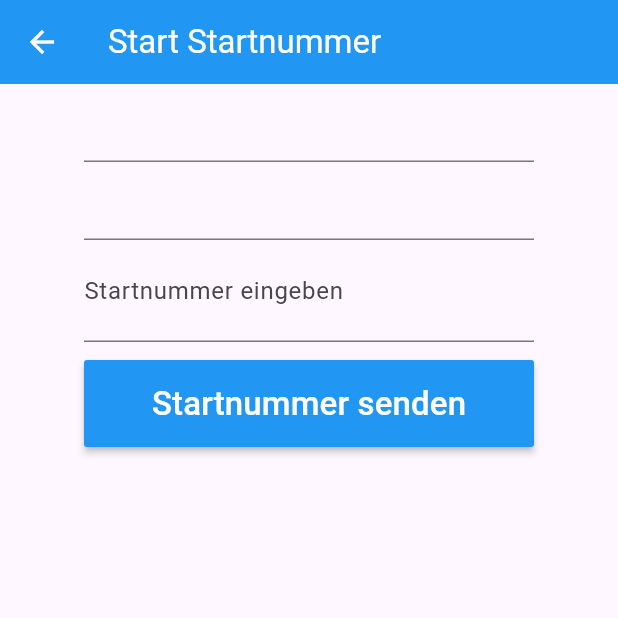
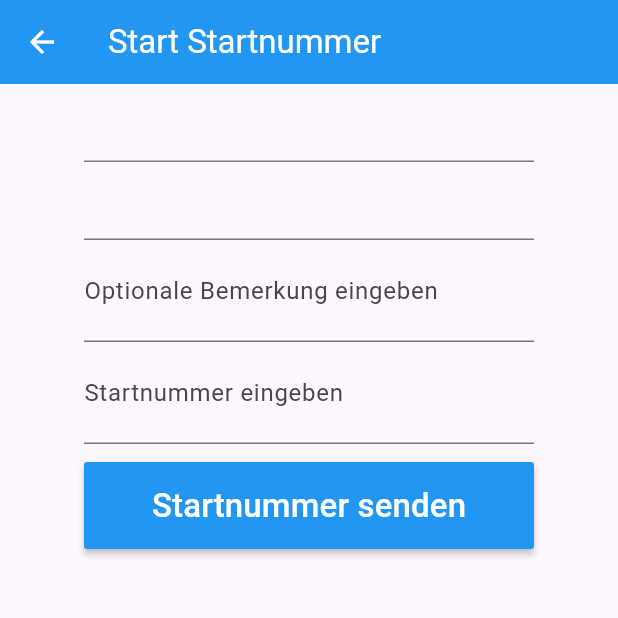
Before and after one commit to filou56/Elzwelle_Start, a Flutter app: the AddPage screen opened directly with empty values, on a phone screen of 412 x 824 dp, the top half of it. Run offline on Flutter 3.47's test engine with Material 3 defaults, Android fonts, the phone set to English and light mode, and no system bars; missing offline and left inert: mqtt_client.

Commit message:
course remarks

```diff
--- a/lib/configs/mqtt_messages.dart
+++ b/lib/configs/mqtt_messages.dart
@@ -7,6 +7,6 @@ const List<String>MQTT_STAMP_NUM_ERROR = ['elzwelle/stopwatch/start/number/akn',
 const List<String>MQTT_STAMP_NUM_PUB   = ['elzwelle/stopwatch/start/number',
                                           'elzwelle/stopwatch/finish/number'];
 
-const MQTT_COURSE_DATa_PUB = 'elzwelle/stopwatch/course/data';
+const MQTT_COURSE_DATA_PUB = 'elzwelle/stopwatch/course/data';
 
 const MQTT_TOPIC = 'elzwelle/stopwatch/#';
--- a/lib/models/timestamp_entity.dart
+++ b/lib/models/timestamp_entity.dart
@@ -1,4 +1,4 @@
-import 'package:intl/intl.dart';
+//import 'package:intl/intl.dart';
 
 class TimestampEntity {
   String time;
--- a/lib/providers/mqtt/mqtt_handler.dart
+++ b/lib/providers/mqtt/mqtt_handler.dart
@@ -66,11 +66,15 @@ class MqttHandler with ChangeNotifier {
     const topic = MQTT_TOPIC;
     _client.subscribe(topic, MqttQos.atMostOnce);
 
+    //--------------------- Listner -------------------
+
     _client.updates!.listen((List<MqttReceivedMessage<MqttMessage?>>? c) {
       final rcvMessage = c![0].payload as MqttPublishMessage;
       final rcfPayload = MqttPublishPayload.bytesToStringAsString(rcvMessage.payload.message);
 
-      if (c[0].topic == MQTT_STAMP_DATA[mode.index]) {
+      if (c[0].topic == MQTT_COURSE_DATA_PUB) {
+
+      } else if (c[0].topic == MQTT_STAMP_DATA[mode.index]) {
         data.value = rcfPayload+' *'; // + Tag
       } else if (c[0].topic == MQTT_STAMP_NUM_AKN[mode.index]) {
         data.value = rcfPayload+' #'; // + Tag
--- a/lib/ui/screens/add/add_page.dart
+++ b/lib/ui/screens/add/add_page.dart
@@ -23,9 +23,10 @@ class AddPage extends StatefulWidget {
 }
 
 class _AddPageState extends State<AddPage> {
-  final TextEditingController _timeController  = TextEditingController();
-  final TextEditingController _stampController = TextEditingController();
-  final TextEditingController _numController   = TextEditingController();
+  final TextEditingController _timeController     = TextEditingController();
+  final TextEditingController _stampController    = TextEditingController();
+  final TextEditingController _numController      = TextEditingController();
+  final TextEditingController _remarkController   = TextEditingController();
 
   @override
   Widget build(BuildContext context) {
@@ -55,6 +56,13 @@ class _AddPageState extends State<AddPage> {
                 style: const TextStyle(
                     fontSize: 24.0, fontWeight: FontWeight.bold),
                 controller: _stampController,
+                onChanged: (_) => setState(() {}),
+              ),
+              TextFormField(
+                style: const TextStyle(
+                    fontSize: 24.0, fontWeight: FontWeight.bold),
+                controller: _remarkController,
+                decoration: const InputDecoration(labelText: REMARK_HINT),
                 onChanged: (_) => setState(() {}),
               ),
               TextField(
@@ -87,8 +95,9 @@ class _AddPageState extends State<AddPage> {
                       widget.timestamp.tag = '?';
                       widget.timestamp.number = '{:d}'.format(
                       num); // removed '#'+_numController.text;
+                      var remark = _remarkController.text.replaceAll(' ', '_');
                       final message = '${widget.timestamp.time} ${widget
-                          .timestamp.stamp} ${widget.timestamp.number}';
+                          .timestamp.stamp} ${widget.timestamp.number} $remark';
                       widget.mqttHandler.publishMessage(
                       MQTT_STAMP_NUM_PUB[widget.mode.index], message);
                       } on Exception catch (e) {
--- a/lib/ui/screens/home/home_page.dart
+++ b/lib/ui/screens/home/home_page.dart
@@ -7,6 +7,7 @@ import 'package:elzwelle_start/controls/radio_list.dart';
 import 'package:elzwelle_start/configs/text_strings.dart';
 import 'package:elzwelle_start/controls/course_input.dart';
 
+// ignore: must_be_immutable
 class HomePage extends StatefulWidget {
   final MqttHandler         mqttHandler;
   final RadioListSelection  mode;
```
Also changed, not shown: lib/configs/text_strings.dart (+5 -2 lines), lib/controls/course_input.dart (+23 -14 lines).
